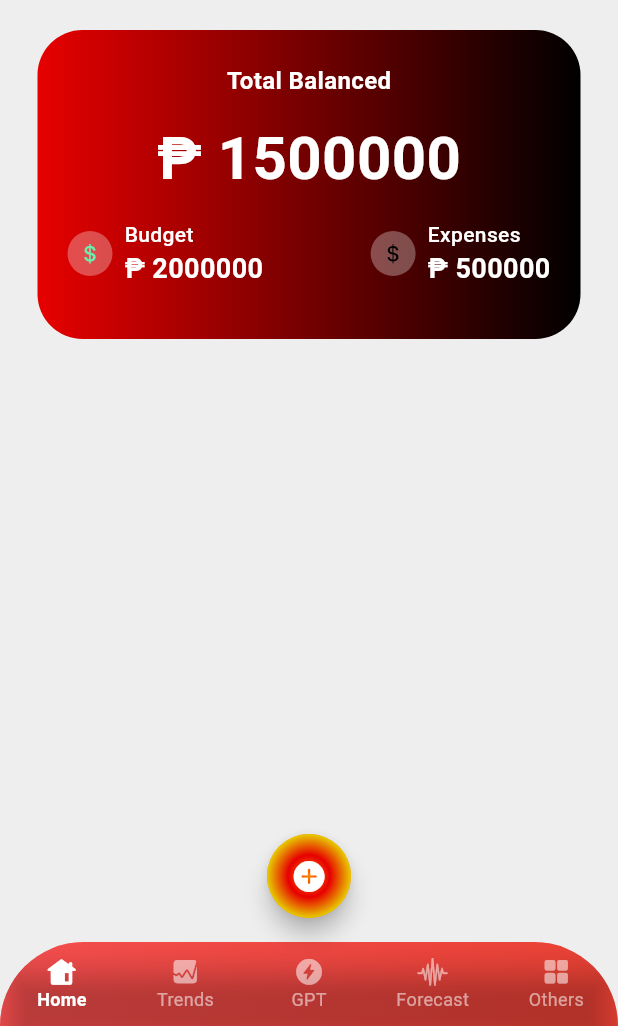
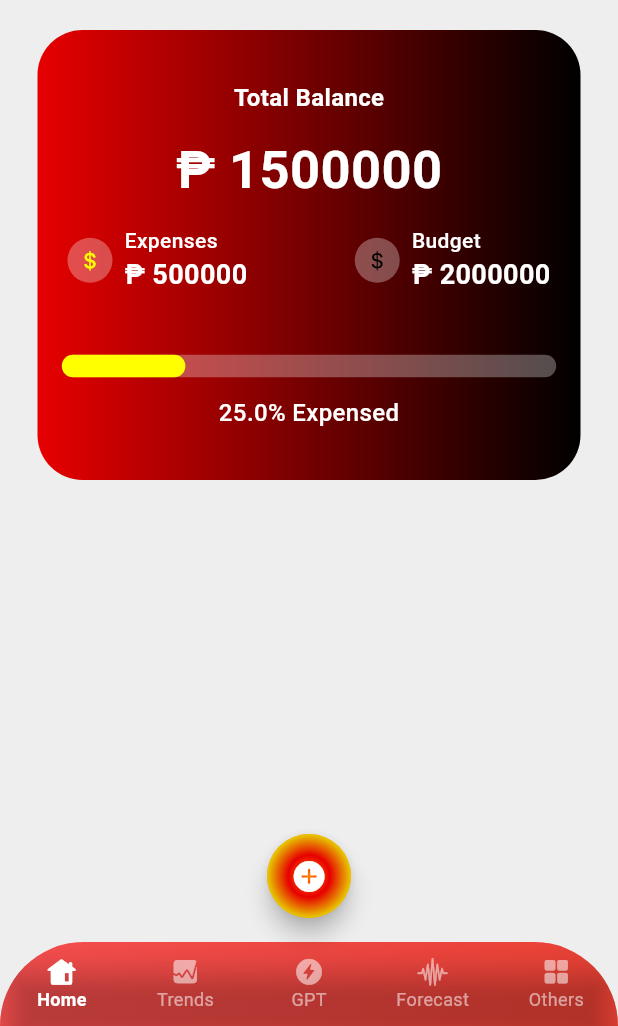
Before and after one commit to donyelqt/pera-pinoy, a Flutter app: the screen it shows after launch, on a phone screen of 412 x 824 dp, the part 210-1236 px from its top. Run offline on Flutter 3.47's test engine with Material 3 defaults, Android fonts, the phone set to English and light mode, and no system bars.

Commit message:
"Refactored HomeScreen and MainScreen widgets, updated styles and layouts, added progress bar and percentage display."

```diff
--- a/lib/screens/home/views/home_screen.dart
+++ b/lib/screens/home/views/home_screen.dart
@@ -35,12 +35,12 @@ class HomeScreen extends StatelessWidget {
             unselectedItemColor: Colors.white54,
             type: BottomNavigationBarType.fixed,
             iconSize: 20.0,
-            selectedLabelStyle: TextStyle(
+            selectedLabelStyle: const TextStyle(
               fontSize: 12.0, // Customize the text size for the selected label
               fontWeight:
                   FontWeight.bold, // You can also customize other properties
             ),
-            unselectedLabelStyle: TextStyle(
+            unselectedLabelStyle: const TextStyle(
               fontSize:
                   12.0, // Customize the text size for the unselected label
               fontWeight: FontWeight.normal,
--- a/lib/screens/home/views/main_screen.dart
+++ b/lib/screens/home/views/main_screen.dart
@@ -4,10 +4,19 @@ import 'package:flutter/material.dart';
 class MainScreen extends StatelessWidget {
   const MainScreen({super.key});
 
-
-
   @override
   Widget build(BuildContext context) {
+    // Example values for budget and expenses
+    double budget = 2000000;
+    double expenses = 500000;
+
+    // Calculate the progress as a fraction of budget used
+    double progress = expenses / budget;
+
+    // Calculate the percentage of expenses as a formatted string
+    String percentage =
+        ((progress) * 100).toStringAsFixed(1); // Format to one decimal place
+
     return SafeArea(
       child: Padding(
         padding: const EdgeInsets.symmetric(horizontal: 25.0),
@@ -36,7 +45,7 @@ class MainScreen extends StatelessWidget {
                               color: Colors.red[700],
                             ),
                           ),
-                          Icon(
+                          const Icon(
                             CupertinoIcons.person_fill,
                             color: Colors.white,
                             size: 40,
@@ -44,7 +53,7 @@ class MainScreen extends StatelessWidget {
                         ],
                       ),
                       const SizedBox(width: 8),
-                      Column(
+                      const Column(
                         crossAxisAlignment:
                             CrossAxisAlignment.start, // Align text to the left
                         children: [
@@ -70,25 +79,22 @@ class MainScreen extends StatelessWidget {
                   ),
                   IconButton(
                       onPressed: () {},
-                      icon: Icon(
+                      icon: const Icon(
                         CupertinoIcons.settings,
                         color: Colors.orangeAccent,
                       )),
                 ],
               ),
             ),
-            const SizedBox(
-              height: 20,
-            ),
+            const SizedBox(height: 20),
             Container(
               width: MediaQuery.of(context).size.width,
-              height: MediaQuery.of(context).size.width / 2,
+              height: 300,
               decoration: BoxDecoration(
                 gradient: LinearGradient(
                   colors: [
                     Theme.of(context).colorScheme.secondary,
-                    Theme.of(context).colorScheme.onSurface, // remove primary and replace with onSurface
-                    // Theme.of(context).colorScheme.tertiary,
+                    Theme.of(context).colorScheme.onSurface,
                   ],
                 ),
                 borderRadius: BorderRadius.circular(30),
@@ -97,7 +103,7 @@ class MainScreen extends StatelessWidget {
                 mainAxisAlignment: MainAxisAlignment.center,
                 children: [
                   const Text(
-                    "Total Balanced",
+                    "Total Balance",
                     style: TextStyle(
                         fontSize: 16,
                         color: Colors.white,
@@ -107,7 +113,7 @@ class MainScreen extends StatelessWidget {
                   const Text(
                     "\₱ 1500000",
                     style: TextStyle(
-                        fontSize: 40,
+                        fontSize: 35,
                         color: Colors.white,
                         fontWeight: FontWeight.bold),
                   ),
@@ -125,28 +131,26 @@ class MainScreen extends StatelessWidget {
                               decoration: const BoxDecoration(
                                   color: Colors.white30,
                                   shape: BoxShape.circle),
-                              child: Center(
+                              child: const Center(
                                   child: Icon(
                                 CupertinoIcons.money_dollar,
                                 size: 18,
-                                color: Colors.greenAccent,
+                                color: Colors.yellowAccent,
                               )),
                             ),
-                            SizedBox(
-                              width: 8,
-                            ),
-                            Column(
+                            const SizedBox(width: 8),
+                            const Column(
                               crossAxisAlignment: CrossAxisAlignment.start,
                               children: [
-                                const Text(
-                                  "Budget",
+                                Text(
+                                  "Expenses",
                                   style: TextStyle(
                                       fontSize: 14,
                                       color: Colors.white,
                                       fontWeight: FontWeight.w500),
                                 ),
-                                const Text(
-                                  "₱ 2000000",
+                                Text(
+                                  "₱ 500000",
                                   style: TextStyle(
                                       fontSize: 18,
                                       color: Colors.white,
@@ -164,28 +168,26 @@ class MainScreen extends StatelessWidget {
                               decoration: const BoxDecoration(
                                   color: Colors.white30,
                                   shape: BoxShape.circle),
-                              child: Center(
+                              child: const Center(
                                   child: Icon(
                                 CupertinoIcons.money_dollar,
                                 size: 18,
                                 color: Colors.black,
                               )),
                             ),
-                            SizedBox(
-                              width: 8,
-                            ),
-                            Column(
+                            const SizedBox(width: 8),
+                            const Column(
                               crossAxisAlignment: CrossAxisAlignment.start,
                               children: [
-                                const Text(
-                                  "Expenses",
+                                Text(
+                                  "Budget",
                                   style: TextStyle(
                                       fontSize: 14,
                                       color: Colors.white,
                                       fontWeight: FontWeight.w500),
                                 ),
-                                const Text(
-                                  "₱ 500000",
+                                Text(
+                                  "₱ 2000000",
                                   style: TextStyle(
                                       fontSize: 18,
                                       color: Colors.white,
@@ -197,7 +199,43 @@ class MainScreen extends StatelessWidget {
                         )
                       ],
                     ),
-                  )
+                  ),
+                  const SizedBox(
+                      height:
+                          20), // Space between budget/expenses and progress bar
+                  // Progress Percentage Display
+
+                  const SizedBox(height: 8),
+                  // Linear Progress Indicator
+                  Container(
+                    width: MediaQuery.of(context).size.width *
+                        0.8, // Adjust width as needed
+                    child: Column(
+                      children: [
+                        LinearProgressIndicator(
+                          value: progress.clamp(0.0,
+                              1.0), // Ensure the value is between 0.0 and 1.0
+                          backgroundColor: Colors.white30, // Background color
+                          valueColor: const AlwaysStoppedAnimation<Color>(
+                              Colors.yellowAccent), // Progress color
+                          borderRadius: BorderRadius.circular(30),
+                          minHeight: 15, // Height of the progress bar
+                        ),
+                        Container(
+                          margin: const EdgeInsets.only(
+                              top: 12.0), // Add top margin here
+                          child: Text(
+                            "$percentage% Expensed", // Display percentage
+                            style: const TextStyle(
+                              color: Colors.white,
+                              fontSize: 16,
+                              fontWeight: FontWeight.w500,
+                            ),
+                          ),
+                        ),
+                      ],
+                    ),
+                  ),
                 ],
               ),
             )
```
